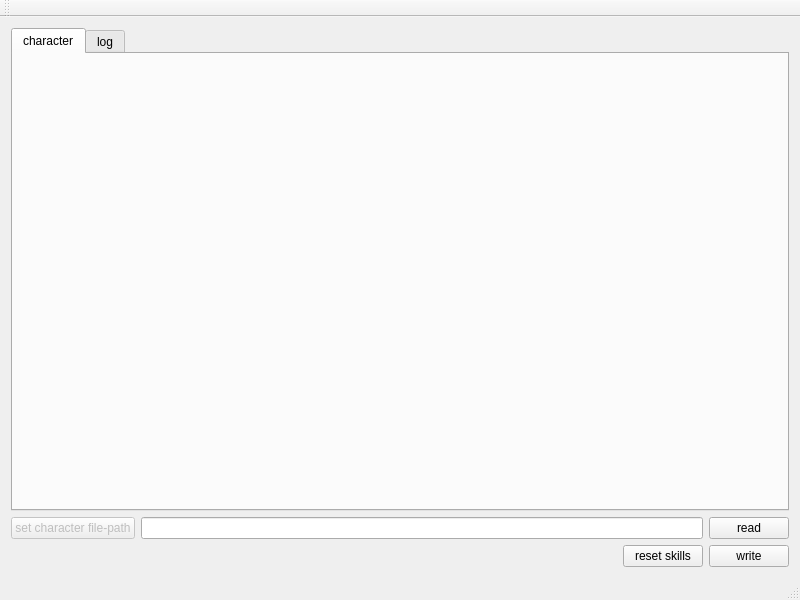
This is mainwindow.ui in celentanos/tq as Qt 5 draws it before an edit. The edited form follows.
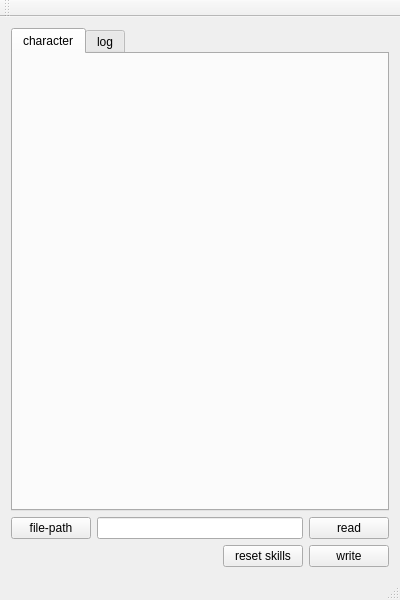
This is the edited form.

```diff
--- a/mainwindow.ui
+++ b/mainwindow.ui
@@ -6,7 +6,7 @@
    <rect>
     <x>0</x>
     <y>0</y>
-    <width>800</width>
+    <width>400</width>
     <height>600</height>
    </rect>
   </property>
@@ -51,11 +51,8 @@
      <layout class="QHBoxLayout" name="horizontalLayout_2">
       <item>
        <widget class="QPushButton" name="butSetCharFilePath">
-        <property name="enabled">
-         <bool>false</bool>
-        </property>
         <property name="text">
-         <string>set character file-path</string>
+         <string>file-path</string>
         </property>
        </widget>
       </item>
```
Left out of the diff: 2 changed lines with no effect on the pictures.
